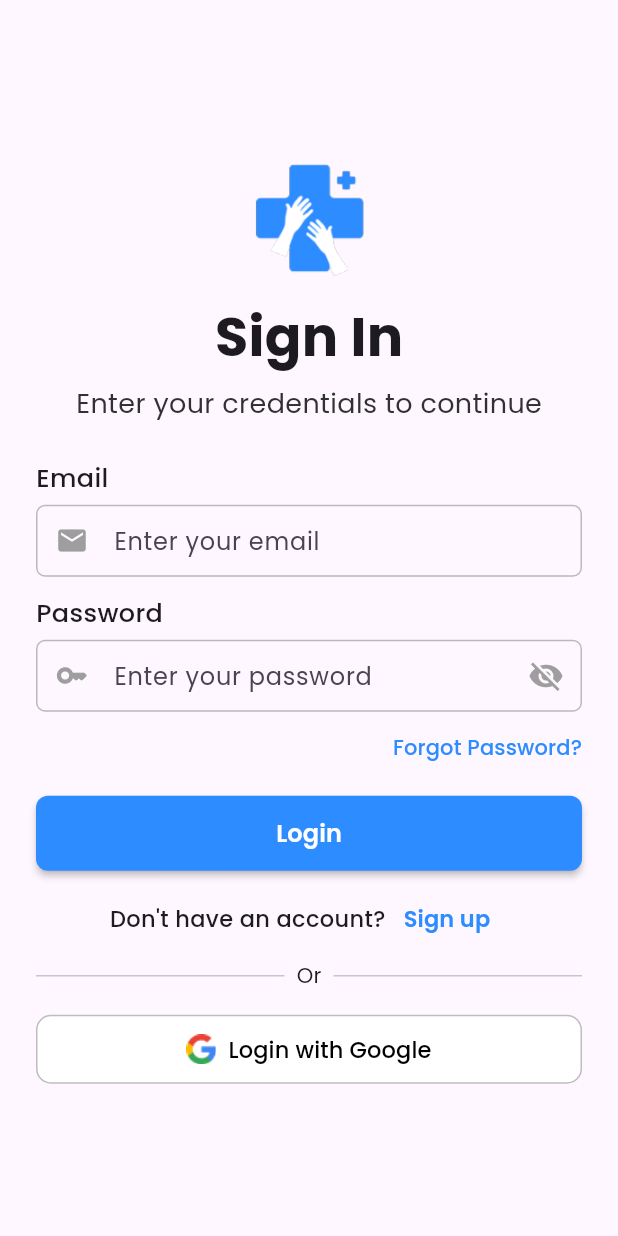
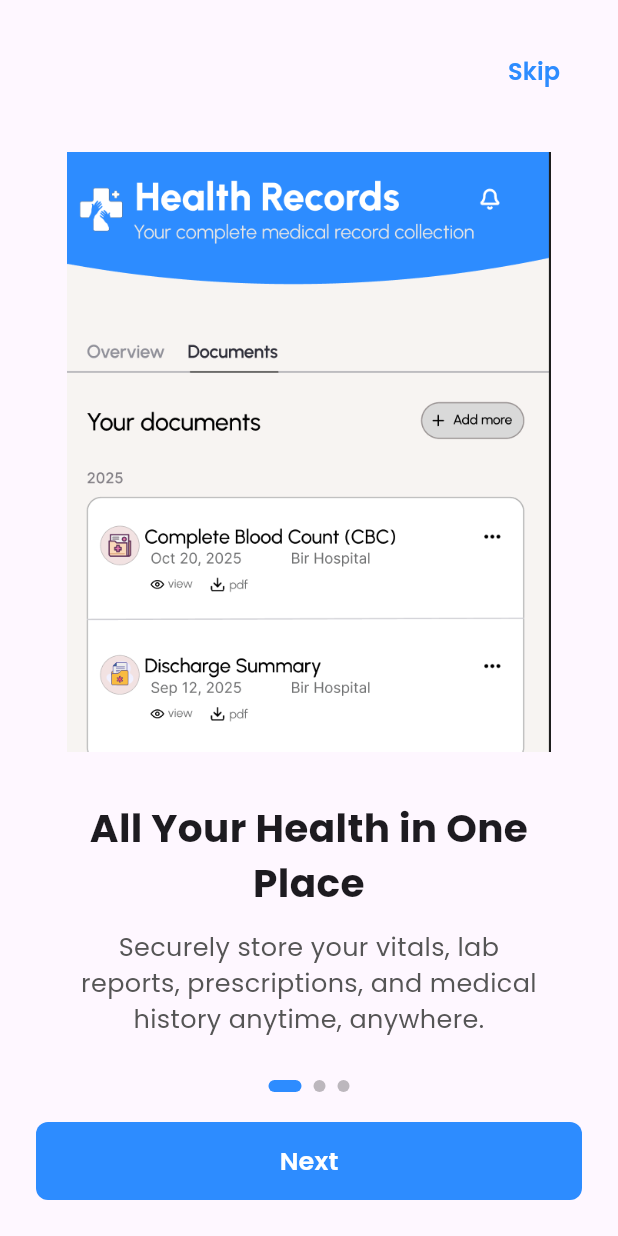
Before and after one commit to Nischaymrzn/vaidya, a Flutter app: the screen it shows after launch, on a phone screen of 412 x 824 dp. Run offline on Flutter 3.47's test engine with Material 3 defaults, Android fonts, the phone set to English and light mode, and no system bars; our stand-ins replace lottie.

Commit message:
feat: onboarding screen

```diff
--- /dev/null
+++ b/lib/screens/onboarding_screen.dart
@@ -0,0 +1,176 @@
+import 'package:flutter/material.dart';
+import 'package:vaidya/screens/login_screen.dart';
+
+class OnboardingScreen extends StatefulWidget {
+  const OnboardingScreen({super.key});
+
+  @override
+  State<OnboardingScreen> createState() => _OnboardingScreenState();
+}
+
+class _OnboardingScreenState extends State<OnboardingScreen> {
+  final PageController _pageController = PageController();
+  int _currentPage = 0;
+
+  final List<Map<String, String>> pages = [
+    {
+      "image": "assets/images/onboarding1.png",
+      "title": "All Your Health in One Place",
+      "desc":
+          "Securely store your vitals, lab reports, prescriptions, and medical history anytime, anywhere.",
+    },
+    {
+      "image": "assets/images/onboarding2.png",
+      "title": "Health Guidance",
+      "desc": "Smart symptom analysis and personalized insights.",
+    },
+    {
+      "image": "assets/images/onboarding3.png",
+      "title": "Visual Analytics",
+      "desc":
+          "Understand trends and patterns with interactive charts and progress dashboards.",
+    },
+  ];
+
+  void goNext() {
+    if (_currentPage == pages.length - 1) {
+      Navigator.pushReplacement(
+        context,
+        MaterialPageRoute(builder: (_) => LoginScreen()),
+      );
+    } else {
+      _pageController.nextPage(
+        duration: Duration(milliseconds: 300),
+        curve: Curves.easeInOut,
+      );
+    }
+  }
+
+  void skip() {
+    Navigator.pushReplacement(
+      context,
+      MaterialPageRoute(builder: (_) => LoginScreen()),
+    );
+  }
+
+  @override
+  Widget build(BuildContext context) {
+    return Scaffold(
+      body: SafeArea(
+        child: Padding(
+          padding: EdgeInsets.all(24),
+          child: Column(
+            children: [
+              // ---------- SKIP ----------
+              Align(
+                alignment: Alignment.topRight,
+                child: TextButton(
+                  onPressed: skip,
+                  child: Text(
+                    "Skip",
+                    style: TextStyle(
+                      color: Color(0xFF2D8CFF),
+                      fontSize: 16,
+                      fontWeight: FontWeight.w600,
+                    ),
+                  ),
+                ),
+              ),
+
+              Expanded(
+                child: PageView.builder(
+                  controller: _pageController,
+                  itemCount: pages.length,
+                  onPageChanged: (index) {
+                    setState(() => _currentPage = index);
+                  },
+
+                  itemBuilder: (_, index) {
+                    final data = pages[index];
+                    return Column(
+                      mainAxisAlignment: MainAxisAlignment.center,
+                      children: [
+                        Image.asset(data["image"]!, height: 400),
+
+                        SizedBox(height: 32),
+
+                        Text(
+                          data["title"]!,
+                          textAlign: TextAlign.center,
+                          style: TextStyle(
+                            fontSize: 26,
+                            fontWeight: FontWeight.bold,
+                          ),
+                        ),
+
+                        SizedBox(height: 12),
+
+                        Padding(
+                          padding: EdgeInsets.symmetric(horizontal: 22),
+                          child: Text(
+                            data["desc"]!,
+                            textAlign: TextAlign.center,
+                            style: TextStyle(
+                              fontSize: 17,
+                              color: Color(0xFF555555),
+                            ),
+                          ),
+                        ),
+                      ],
+                    );
+                  },
+                ),
+              ),
+
+              Row(
+                mainAxisAlignment: MainAxisAlignment.center,
+                children: List.generate(
+                  pages.length,
+                  (i) => AnimatedContainer(
+                    duration: Duration(milliseconds: 250),
+                    margin: EdgeInsets.symmetric(horizontal: 4),
+                    height: 8,
+                    width: _currentPage == i ? 22 : 8,
+                    decoration: BoxDecoration(
+                      borderRadius: BorderRadius.circular(20),
+                      color: _currentPage == i
+                          ? Color(0xFF2D8CFF)
+                          : Colors.black26,
+                    ),
+                  ),
+                ),
+              ),
+
+              SizedBox(height: 20),
+
+              SizedBox(
+                width: double.infinity,
+                height: 52,
+                child: ElevatedButton(
+                  style: ElevatedButton.styleFrom(
+                    backgroundColor: Color(0xFF2D8CFF),
+                    elevation: 0,
+                    shape: RoundedRectangleBorder(
+                      borderRadius: BorderRadius.circular(8),
+                    ),
+                  ),
+
+                  onPressed: goNext,
+
+                  child: Text(
+                    _currentPage == pages.length - 1 ? "Get Started" : "Next",
+                    style: TextStyle(
+                      fontSize: 17,
+                      fontWeight: FontWeight.w600,
+                      color: Colors.white,
+                    ),
+                  ),
+                ),
+              ),
+            ],
+          ),
+        ),
+      ),
+    );
+  }
+}
--- a/lib/screens/splash_screen.dart
+++ b/lib/screens/splash_screen.dart
@@ -1,6 +1,6 @@
 import 'dart:async';
 import 'package:flutter/material.dart';
-import 'package:vaidya/screens/login_screen.dart';
+import 'package:vaidya/screens/onboarding_screen.dart';
 import 'package:vaidya/widgets/loader.dart';
 
 class SplashScreen extends StatefulWidget {
@@ -18,7 +18,7 @@ class _SplashScreenState extends State<SplashScreen> {
     Timer(const Duration(seconds: 5), () {
       Navigator.pushReplacement(
         context,
-        MaterialPageRoute(builder: (_) => LoginScreen()),
+        MaterialPageRoute(builder: (_) => OnboardingScreen()),
       );
     });
   }
```
Also changed, not shown: assets/images/onboarding1.png (added), assets/images/onboarding2.png (added), assets/images/onboarding3.png (added).
